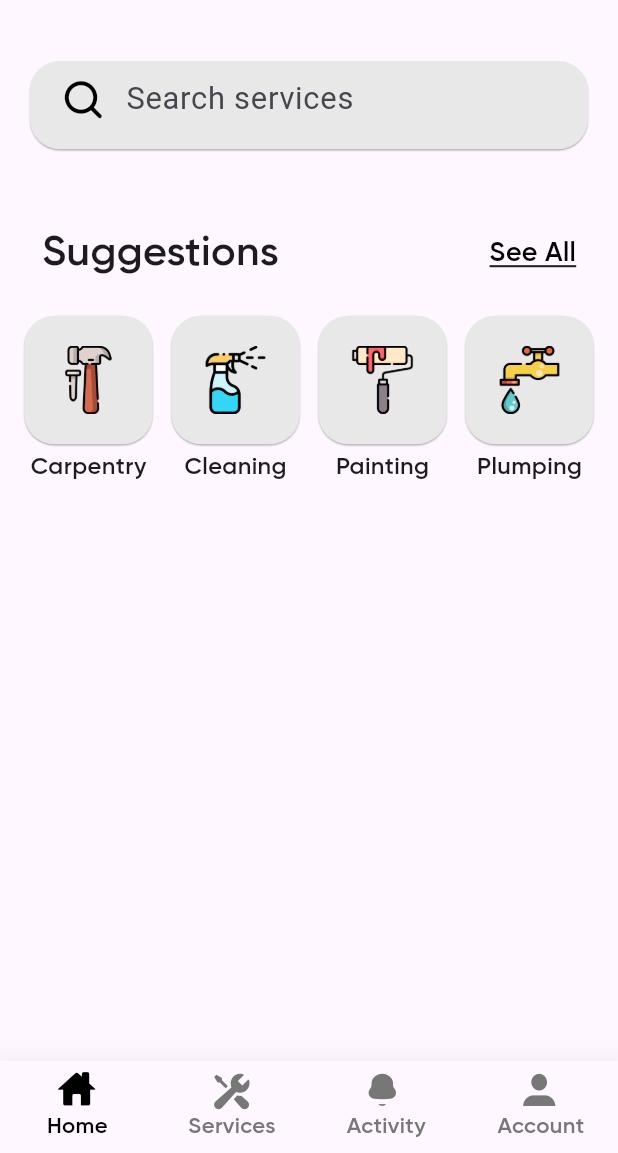
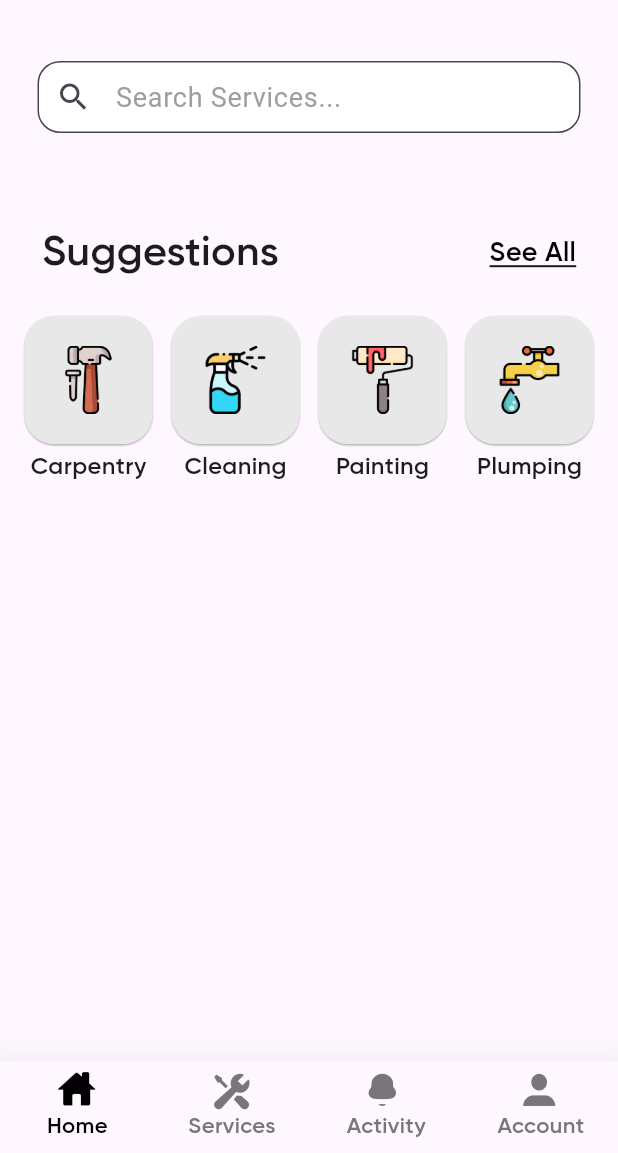
Before and after one commit to Fannelance/User-Flutter-App, a Flutter app: the screen it shows after launch, on a phone screen of 412 x 824 dp, the part 83-1236 px from its top. Run offline on Flutter 3.47's test engine with Material 3 defaults, Android fonts, the light colour scheme and no system bars; drawn by our look-alikes of searchfield; our stand-ins replace fluttericon, iconsax; Roboto replaces fonts that are missing (Gilroy-Meduim).

Commit message:
feat #6: adding search feature for services

```diff
--- a/lib/views/home_view.dart
+++ b/lib/views/home_view.dart
@@ -2,6 +2,7 @@ import 'package:fannelance/extras/extras.dart';
 import 'package:fannelance/models/custom_icons_icons.dart';
 import 'package:fannelance/models/services_model.dart';
 import 'package:fannelance/widgets/home_widget.dart';
+import 'package:fannelance/widgets/search_widget.dart';
 import 'package:flutter/material.dart';
 
 class HomeView extends StatefulWidget {
@@ -48,24 +49,9 @@ class HomeViewState extends State<HomeView> {
           //search frame
           SizedBox(
             height: screenWidth/7,
-            child: Card(
-              shape:RoundedRectangleBorder(borderRadius: BorderRadius.circular(20)),
-              color: AppColors.greyE8,
-              margin:const EdgeInsets.symmetric(horizontal: 20),
-              shadowColor:AppColors.black9,
-              elevation: 0.5,
-              child: Padding(
-                padding: const EdgeInsets.only(left: 12,top: 2),
-                child: TextField(
-                  style: TextStyle(fontSize: screenWidth/20),
-                  decoration: InputDecoration(
-                    hintText: 'Search services',
-                    prefixIcon: Icon(CustomIcons.search, color: AppColors.black,size: screenWidth/16,),
-                    border: InputBorder.none,
-                  ),
-                ),
-              ),
-            ),
+           child:  SearchWidget(servicesList: servicesList),
+
+
           ),
 
           const SizedBox(height: 50),
--- /dev/null
+++ b/lib/widgets/search_widget.dart
@@ -0,0 +1,141 @@
+import 'dart:convert';
+import 'dart:developer';
+import 'package:fannelance/views/workers_view.dart';
+import 'package:flutter/material.dart';
+import 'package:flutter/services.dart';
+import 'package:fannelance/extras/extras.dart';
+import 'package:fannelance/models/custom_icons_icons.dart';
+import 'package:fannelance/models/services_model.dart';
+import 'package:iconsax/iconsax.dart';
+import 'package:searchfield/searchfield.dart';
+
+class SearchWidget extends StatefulWidget {
+  final List<ServicesModel> servicesList;
+
+  const SearchWidget({Key? key, required this.servicesList}) : super(key: key);
+
+  @override
+  _SearchWidgetState createState() => _SearchWidgetState();
+}
+
+class _SearchWidgetState extends State<SearchWidget> {
+  List<ServicesModel> _searchResults = [];
+  TextEditingController _searchController = TextEditingController();
+  final focus = FocusNode();
+
+  @override
+  Widget build(BuildContext context) {
+    List<ServicesModel> services() {
+      return widget.servicesList;
+    }
+
+    Widget getContainer(e) {
+      return Container(
+        padding: EdgeInsets.symmetric(vertical: 8, horizontal: 16),
+        child: Row(
+          children: [
+            SizedBox(
+              width: 50,
+              height: 50,
+              child: Card(
+                shape: RoundedRectangleBorder(
+                    borderRadius: BorderRadius.circular(8)),
+                color: AppColors.greyE8,
+                shadowColor: AppColors.black9,
+                elevation: 0.5,
+                child: Padding(
+                  padding: const EdgeInsets.all(2),
+                  child: Image.asset(
+                    e.serviceIcon,
+                  ),
+                ),
+              ),
+            ),
+            SizedBox(width: 16),
+            Text(
+              e.serviceName,
+              style: TextStyle(fontSize: 20),
+            ),
+          ],
+        ),
+      );
+    }
+
+    final double screenWidth = MediaQuery.of(context).size.width;
+
+    return Padding(
+      padding: const EdgeInsets.only(left: 25, right: 25),
+      child: SearchField(
+        suggestionDirection: SuggestionDirection.flex,
+        onSearchTextChanged: (query) {
+          final filter = services()
+              .where((element) => element.serviceName
+                  .toLowerCase()
+                  .contains(query.toLowerCase()))
+              .toList();
+          return filter
+              .map((e) => SearchFieldListItem<ServicesModel>(e.serviceName,
+                  child: getContainer(e)))
+              .toList();
+        },
+        key: const Key('searchfield'),
+        hint: 'Search Services...',
+        itemHeight: 60,
+        suggestionItemDecoration: BoxDecoration(
+            color: Colors.white24, borderRadius: BorderRadius.circular(24)),
+        scrollbarDecoration: ScrollbarDecoration(),
+        onTapOutside: (x) {
+          focus.unfocus();
+        },
+        suggestionStyle: const TextStyle(
+            fontSize: 20, color: Colors.black, fontFamily: 'Gilroy-Meduim'),
+        searchStyle: TextStyle(
+            fontSize: 18, color: Colors.black, fontFamily: 'Gilroy-Meduim'),
+        searchInputDecoration: InputDecoration(
+          hintStyle: TextStyle(fontSize: 18, color: Colors.grey),
+          focusedBorder: OutlineInputBorder(
+            borderRadius: BorderRadius.circular(10),
+            borderSide: const BorderSide(
+              width: 1,
+              color: Colors.black,
+              style: BorderStyle.solid,
+            ),
+          ),
+          border: OutlineInputBorder(
+            borderRadius: BorderRadius.circular(15),
+            borderSide: const BorderSide(
+              width: 1,
+              color: Colors.black,
+              style: BorderStyle.solid,
+            ),
+          ),
+          fillColor: Colors.white,
+          filled: true,
+          contentPadding: const EdgeInsets.fromLTRB(12, 8, 12, 8) ,
+          prefixIcon: Icon(Icons.search),
+        ),
+        suggestionsDecoration: SuggestionDecoration(
+          color: Colors.white,
+          border: Border.all(color: Colors.grey),
+          borderRadius: BorderRadius.only(bottomLeft: Radius.circular(10),bottomRight: Radius.circular(10)),
+        ),
+         suggestions: services().map((e) {
+           return SearchFieldListItem<ServicesModel>(
+             e.serviceName,
+              child:getContainer(e)
+
+          );
+        }).toList(),
+
+        focusNode: focus,
+        suggestionState: Suggestion.expand,
+        onSuggestionTap: (SearchFieldListItem<ServicesModel> x) {
+          Navigator.push(context, MaterialPageRoute(builder: (context) {
+            return const WorkersView();
+          }));
+          focus.unfocus();
+        },
+      ),
+    );
+  }
+}
--- a/pubspec.yaml
+++ b/pubspec.yaml
@@ -16,6 +16,7 @@ dependencies:
   iconsax: ^0.0.8
   # flutter_svg: ^2.0.9
   fluttericon: ^2.0.0
+  searchfield: ^0.9.2
 
 dev_dependencies:
   flutter_test:
```
Also changed, not shown: pubspec.lock.
